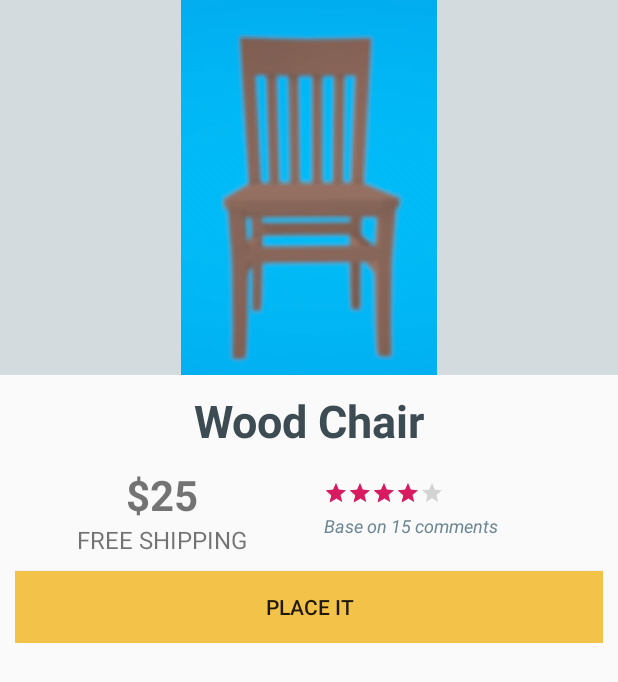
After one commit to trantanhdev/happy_furniture, an Android app: the ProductActivity screen opened directly, with no data from a screen before it, on a phone screen of 412 x 824 dp. The commit adds this screen. Shown: the top 682 px of the screen. Run offline under Robolectric (Android 15) with nearby library versions, the phone set to English and light mode, and no system bars.

Commit message:
Product Screen UI

```diff
--- a/app/build.gradle
+++ b/app/build.gradle
@@ -43,7 +43,8 @@ dependencies {
     implementation "com.google.dagger:dagger:$dagger_ver"
     annotationProcessor "com.google.dagger:dagger-compiler:$dagger_ver"
     implementation "com.google.dagger:dagger-android:$dagger_ver"
-    implementation "com.google.dagger:dagger-android-support:$dagger_ver" // if you use the support libraries
+    implementation "com.google.dagger:dagger-android-support:$dagger_ver"
+    // if you use the support libraries
     annotationProcessor "com.google.dagger:dagger-android-processor:$dagger_ver"
 
     // Glide
--- a/app/src/main/AndroidManifest.xml
+++ b/app/src/main/AndroidManifest.xml
@@ -10,8 +10,8 @@
       android:roundIcon="@mipmap/ic_launcher_round"
       android:supportsRtl="true"
       android:theme="@style/AppTheme">
-        <activity
-            android:name=".ui.IndexActivity">
+    <activity android:name=".ui.ProductActivity"></activity>
+    <activity android:name=".ui.IndexActivity">
       <intent-filter>
         <action android:name="android.intent.action.MAIN" />
 
--- a/app/src/main/java/com/example/hf/repositories/ProductRepository.java
+++ b/app/src/main/java/com/example/hf/repositories/ProductRepository.java
@@ -8,5 +8,6 @@ public interface ProductRepository {
 
   public ArrayList<Product> get();
 
+  public Product get(int id);
   //public ArrayList<Product> getByCategory(int categoryId);
 }
--- a/app/src/main/java/com/example/hf/repositories/lds/ProductLocalDataSource.java
+++ b/app/src/main/java/com/example/hf/repositories/lds/ProductLocalDataSource.java
@@ -5,6 +5,7 @@ import com.example.hf.models.data.Product;
 import com.example.hf.repositories.ProductRepository;
 
 import java.util.ArrayList;
+import java.util.Optional;
 
 public class ProductLocalDataSource implements ProductRepository {
 
@@ -23,6 +24,17 @@ public class ProductLocalDataSource implements ProductRepository {
     return srcProducts;
   }
 
+  public Product get(int id) {
+    Optional<Product> optProduct = srcProducts.stream()
+        .filter(p -> p.getId() == id)
+        .findFirst();
+    if (optProduct.isPresent()) {
+      return optProduct.get();
+    }
+
+    return null;
+  }
+
 //  public ArrayList<Product> getByCategory(final int categoryId) {
 //    List<Product> outputProducts = (srcProducts.stream().parallel()
 //        .filter(product -> product.getCategoryId() == categoryId)
--- a/app/src/main/java/com/example/hf/ui/IndexActivity.java
+++ b/app/src/main/java/com/example/hf/ui/IndexActivity.java
@@ -40,8 +40,7 @@ public class IndexActivity extends DaggerAppCompatActivity {
     NavigationUI.setupWithNavController(navView, navController);
 
 
-    Account acc = respository.get(1);
-    Log.d(TAG, "Account name is: " + acc.getGivenName());
+    //Account acc = respository.get(1);
   }
 
 }
--- /dev/null
+++ b/app/src/main/java/com/example/hf/ui/ProductActivity.java
@@ -0,0 +1,26 @@
+package com.example.hf.ui;
+
+import androidx.appcompat.app.AppCompatActivity;
+
+import android.os.Bundle;
+import android.widget.Toast;
+
+import com.example.hf.R;
+
+public class ProductActivity extends AppCompatActivity {
+
+  private static final String TAG = "ProductActivity";
+
+  @Override
+  protected void onCreate(Bundle savedInstanceState) {
+    super.onCreate(savedInstanceState);
+    setContentView(R.layout.activity_product);
+
+    Bundle b = getIntent().getExtras();
+    int value = -1; // or other values
+    if(b != null)
+      value = b.getInt("pid");
+
+    Toast.makeText(this, "product Id:" + value, Toast.LENGTH_LONG).show();
+  }
+}
--- a/app/src/main/java/com/example/hf/ui/home/HomeFragment.java
+++ b/app/src/main/java/com/example/hf/ui/home/HomeFragment.java
@@ -1,12 +1,15 @@
 package com.example.hf.ui.home;
 
+import android.content.Intent;
 import android.os.Bundle;
 import android.util.Log;
 import android.view.LayoutInflater;
 import android.view.View;
 import android.view.ViewGroup;
+import android.widget.AdapterView;
 import android.widget.ListView;
 import android.widget.TextView;
+import android.widget.Toast;
 
 import androidx.annotation.Nullable;
 import androidx.annotation.NonNull;
@@ -18,6 +21,8 @@ import com.example.hf.R;
 import com.example.hf.models.data.Product;
 import com.example.hf.repositories.ProductRepository;
 import com.example.hf.repositories.lds.ProductLocalDataSource;
+import com.example.hf.ui.IndexActivity;
+import com.example.hf.ui.ProductActivity;
 import com.example.hf.ui.adapters.ProductsAdapter;
 
 import java.util.ArrayList;
@@ -48,6 +53,15 @@ public class HomeFragment extends Fragment {
     ArrayList<Product> products = productRepository.get();
     ProductsAdapter adapter = new ProductsAdapter(getContext(), R.layout.row_product, products);
     lstProducts.setAdapter(adapter);
+    lstProducts.setOnItemClickListener((parent, view, position, id) -> {
+      Product selectedProduct = products.get(position);
+      Intent intent = new Intent(getActivity(), ProductActivity.class);
+      Bundle b = new Bundle();
+      b.putInt("pid", selectedProduct.getId());
+      intent.putExtras(b);
+      startActivity(intent);
+    });
+
     return root;
   }
 }
--- /dev/null
+++ b/app/src/main/res/layout/activity_product.xml
@@ -0,0 +1,89 @@
+<?xml version="1.0" encoding="utf-8"?>
+<LinearLayout xmlns:android="http://schemas.android.com/apk/res/android"
+    xmlns:app="http://schemas.android.com/apk/res-auto"
+    xmlns:tools="http://schemas.android.com/tools"
+    android:layout_width="match_parent"
+    android:layout_height="match_parent"
+    android:orientation="vertical"
+    tools:context=".ui.ProductActivity">
+
+    <ImageView
+        android:layout_width="match_parent"
+        android:layout_height="250dp"
+        android:background="@color/colorPrimaryBGR"
+        android:layout_marginBottom="10dp"
+        android:src="@drawable/f_1_1">
+    </ImageView>
+
+    <TextView
+        android:layout_width="match_parent"
+        android:layout_height="wrap_content"
+        android:textColor="@color/colorPrimaryDark"
+        android:textStyle="bold"
+        android:textSize="30dp"
+        android:text="Wood Chair"
+        android:textAlignment="center"
+        android:layout_marginBottom="10dp"/>
+
+  <LinearLayout
+      android:layout_width="match_parent"
+      android:layout_height="wrap_content"
+      android:orientation="vertical"
+      android:paddingLeft="10dp"
+      android:paddingRight="10dp">
+    <LinearLayout
+        android:layout_width="match_parent"
+        android:layout_height="wrap_content"
+        android:orientation="horizontal"
+        android:layout_weight="100"
+        android:layout_marginBottom="10dp">
+      <LinearLayout
+          android:layout_width="match_parent"
+          android:layout_height="wrap_content"
+          android:orientation="vertical"
+          android:layout_weight="50">
+        <TextView
+            android:layout_width="match_parent"
+            android:layout_height="wrap_content"
+            android:textAlignment="center"
+            android:textSize="28dp"
+            android:textStyle="bold"
+            android:text="$25"/>
+        <TextView
+            android:layout_width="match_parent"
+            android:layout_height="wrap_content"
+            android:textAlignment="center"
+            android:textSize="16dp"
+            android:text="FREE SHIPPING"/>
+      </LinearLayout>
+      <LinearLayout
+          android:layout_width="match_parent"
+          android:layout_height="wrap_content"
+          android:layout_weight="50"
+          android:orientation="vertical"
+          android:textAlignment="center"
+          android:paddingTop="10dp"
+          android:paddingLeft="10dp">
+        <RatingBar
+            android:layout_width="wrap_content"
+            android:layout_height="wrap_content"
+            android:rating="4"
+            style="?android:ratingBarStyleSmall"
+            android:layout_marginBottom="5dp">
+        </RatingBar>
+        <TextView
+            android:layout_width="match_parent"
+            android:layout_height="wrap_content"
+            android:textSize="12dp"
+            android:textColor="@color/colorPrimary"
+            android:textStyle="italic"
+            android:text="Base on 15 comments"/>
+      </LinearLayout>
+    </LinearLayout>
+    <Button
+        android:layout_width="match_parent"
+        android:layout_height="wrap_content"
+        android:background="@color/colorTarget"
+        android:text="Place It"/>
+  </LinearLayout>
+</LinearLayout>
```
Also changed, not shown: app/src/main/res/values/strings.xml (+5 -5 lines). Lines whose indentation alone changed are shown as unchanged.
